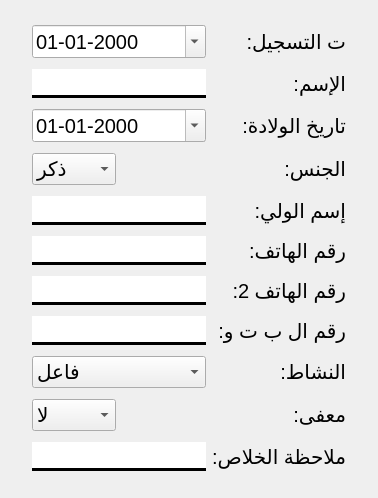
This is app/ui/forms/student_form.ui in yahiab05/student-managment-v2.0 as Qt 5 draws it before an edit. The edited form follows.
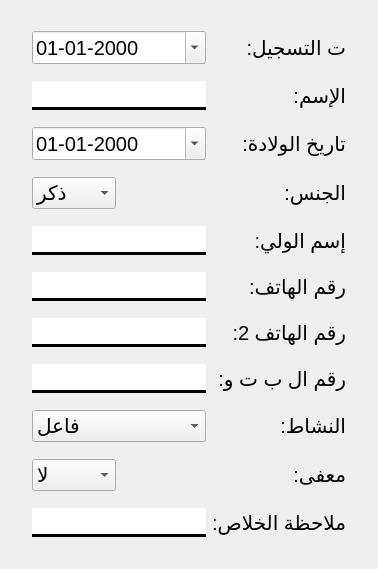
This is the edited form.

Patch:
```diff
--- a/app/ui/forms/student_form.ui
+++ b/app/ui/forms/student_form.ui
@@ -7,7 +7,7 @@
     <x>0</x>
     <y>0</y>
     <width>378</width>
-    <height>498</height>
+    <height>569</height>
    </rect>
   </property>
   <property name="windowTitle">
```
Left out of the diff: 2 changed lines with no effect on the pictures.
